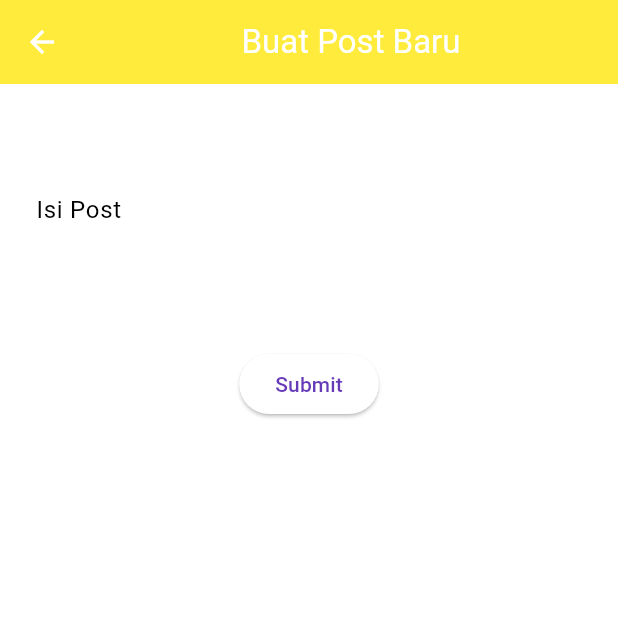
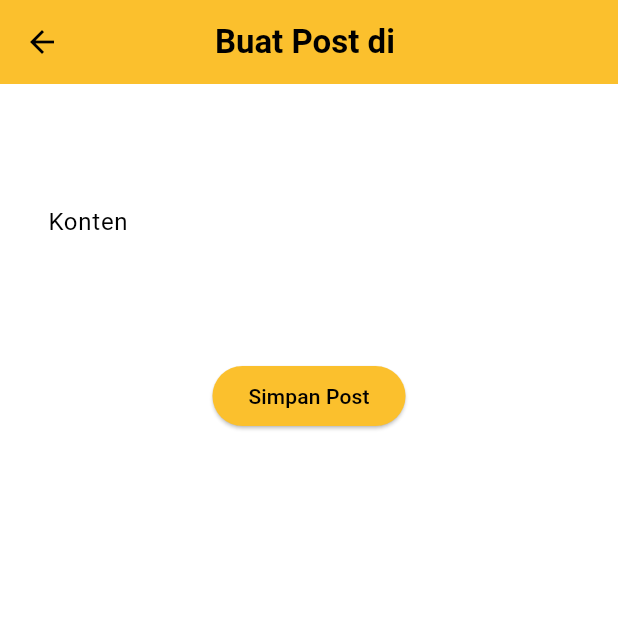
Before and after one commit to C10-PBP-24/halal-bites-mobile, a Flutter app: the PostListPage screen opened directly with empty values, after a tap on the "add" icon, on a phone screen of 412 x 824 dp, the top half of it. Run offline on Flutter 3.47's test engine with Material 3 defaults, Android fonts, the phone set to English and light mode, and no system bars; missing offline and left inert: pbp_django_auth.

Commit message:
updated forum

```diff
--- a/lib/forum/screens/post_list.dart
+++ b/lib/forum/screens/post_list.dart
@@ -55,10 +55,12 @@ class _PostListPageState extends State<PostListPage> {
   @override
   Widget build(BuildContext context) {
     final request = context.watch<CookieRequest>();
+
     return Scaffold(
       appBar: AppBar(
         title: Text(widget.threadTitle),
-        backgroundColor: Colors.yellow,
+        backgroundColor: Colors.yellow[700],
+        centerTitle: true,
       ),
       body: FutureBuilder<List<Post>>(
         future: fetchPosts(request),
@@ -67,7 +69,15 @@ class _PostListPageState extends State<PostListPage> {
             return const Center(child: CircularProgressIndicator());
           } else if (snapshot.hasError) {
             return Center(child: Text('Error: ${snapshot.error}'));
-          } else if (snapshot.hasData && snapshot.data!.isNotEmpty) {
+          } else if (!snapshot.hasData || snapshot.data!.isEmpty) {
+            return const Center(
+              child: Text(
+                'Belum ada post dalam thread ini.',
+                style: TextStyle(fontSize: 20, color: Colors.grey),
+              ),
+            );
+          }
+
           return ListView.builder(
             padding: const EdgeInsets.all(8),
             itemCount: snapshot.data!.length,
@@ -75,6 +85,7 @@ class _PostListPageState extends State<PostListPage> {
               final post = snapshot.data![index];
               return Card(
                 margin: const EdgeInsets.symmetric(vertical: 4, horizontal: 8),
+                elevation: 3,
                 child: Padding(
                   padding: const EdgeInsets.all(12),
                   child: Column(
@@ -94,7 +105,7 @@ class _PostListPageState extends State<PostListPage> {
                             children: [
                               if (post.fields.user == request.jsonData['username']) ...[
                                 IconButton(
-                                    icon: const Icon(Icons.edit, size: 20),
+                                  icon: const Icon(Icons.edit, color: Colors.blue),
                                   onPressed: () async {
                                     final result = await Navigator.push(
                                       context,
@@ -112,7 +123,7 @@ class _PostListPageState extends State<PostListPage> {
                                   },
                                 ),
                                 IconButton(
-                                    icon: const Icon(Icons.delete, size: 20),
+                                  icon: const Icon(Icons.delete, color: Colors.red),
                                   onPressed: () {
                                     showDialog(
                                       context: context,
@@ -164,16 +175,11 @@ class _PostListPageState extends State<PostListPage> {
               );
             },
           );
-          } else {
-            return const Center(
-              child: Text('Belum ada post dalam thread ini.'),
-            );
-          }
         },
       ),
       floatingActionButton: FloatingActionButton(
-        onPressed: () {
-          Navigator.push(
+        onPressed: () async {
+          final result = await Navigator.push(
             context,
             MaterialPageRoute(
               builder: (context) => PostFormPage(
@@ -182,9 +188,13 @@ class _PostListPageState extends State<PostListPage> {
               ),
             ),
           );
+
+          if (result == true) {
+            setState(() {}); // Refresh the list when returning
+          }
         },
-        backgroundColor: Colors.yellow,
-        child: const Icon(Icons.add, color: Colors.white),
+        backgroundColor: Colors.yellow[700],
+        child: const Icon(Icons.add, color: Colors.black),
       ),
     );
   }
--- a/lib/forum/widgets/post_form.dart
+++ b/lib/forum/widgets/post_form.dart
@@ -25,57 +25,62 @@ class _PostFormPageState extends State<PostFormPage> {
   @override
   Widget build(BuildContext context) {
     final request = context.watch<CookieRequest>();
+
     return Scaffold(
       appBar: AppBar(
-        title: const Center(
-          child: Text(
-            'Buat Post Baru',
+        title: Text(
+          'Buat Post di ${widget.threadTitle}',
+          style: const TextStyle(
+            fontWeight: FontWeight.bold,
           ),
         ),
-        backgroundColor: Colors.yellow,
-        foregroundColor: Colors.white,
+        backgroundColor: Colors.yellow[700],
+        centerTitle: true,
       ),
       body: Form(
         key: _formKey,
         child: SingleChildScrollView(
-          child: Column(
-            crossAxisAlignment: CrossAxisAlignment.start,
-            children: [
-              Padding(
-                padding: const EdgeInsets.all(8.0),
-                child: TextFormField(
-                  maxLines: 5,
+          child: Padding(
+            padding: const EdgeInsets.all(16.0),
+            child: Column(
+              children: [
+                TextFormField(
                   decoration: InputDecoration(
                     hintText: "Isi Post",
-                    labelText: "Isi Post",
+                    labelText: "Konten",
                     border: OutlineInputBorder(
                       borderRadius: BorderRadius.circular(5.0),
                     ),
                   ),
+                  maxLines: 5,
                   onChanged: (String? value) {
                     setState(() {
-                      _content = value!;
+                      _content = value ?? "";
                     });
                   },
                   validator: (String? value) {
                     if (value == null || value.isEmpty) {
-                      return "Isi post tidak boleh kosong!";
+                      return 'Konten tidak boleh kosong';
                     }
                     return null;
                   },
                 ),
-              ),
-              Align(
-                alignment: Alignment.bottomCenter,
-                child: Padding(
-                  padding: const EdgeInsets.all(8.0),
+                const SizedBox(height: 16),
+                Align(
+                  alignment: Alignment.bottomCenter,
                   child: ElevatedButton(
+                    style: ElevatedButton.styleFrom(
+                      backgroundColor: Colors.yellow[700],
+                      foregroundColor: Colors.black,
+                    ),
                     onPressed: () async {
                       if (_formKey.currentState!.validate()) {
+                        // Sesuaikan dengan endpoint Django
                         final response = await request.postJson(
                           "http://127.0.0.1:8000/forum/create_post_ajax/${widget.threadId}/",
-                          jsonEncode(<String, dynamic>{
+                          jsonEncode({
                             'content': _content,
+                            'thread': widget.threadId,
                           }),
                         );
 
@@ -84,20 +89,22 @@ class _PostFormPageState extends State<PostFormPage> {
                             ScaffoldMessenger.of(context).showSnackBar(
                               const SnackBar(content: Text("Post berhasil dibuat!")),
                             );
-                            Navigator.pop(context);
+                            Navigator.pop(context, true); // Return true untuk refresh list
                           } else {
                             ScaffoldMessenger.of(context).showSnackBar(
-                              const SnackBar(content: Text("Terdapat kesalahan, silakan coba lagi.")),
+                              const SnackBar(
+                                content: Text("Terdapat kesalahan, silakan coba lagi."),
+                              ),
                             );
                           }
                         }
                       }
                     },
-                    child: const Text('Submit'),
+                    child: const Text('Simpan Post'),
                   ),
                 ),
-              ),
-            ],
+              ],
+            ),
           ),
         ),
       ),
```
Also changed, not shown: lib/forum/screens/thread_list.dart (+182 -117 lines). Lines whose indentation alone changed are shown as unchanged.
